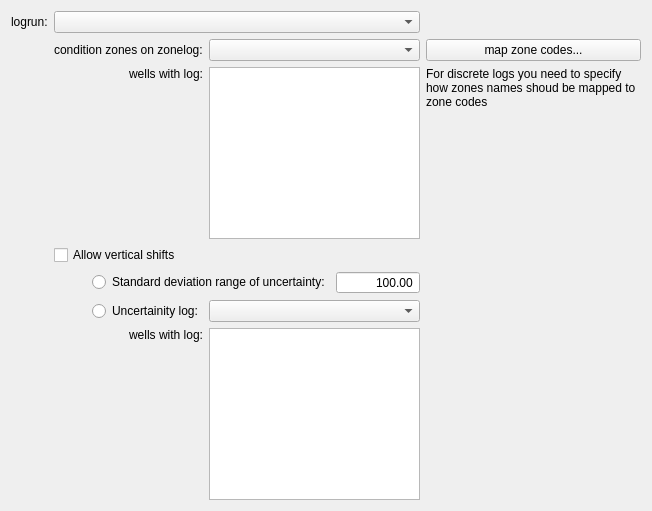
Above: examples/trajlogstab.ui from ordovician/QtUIParser.jl before the change. Below: the same form after it.
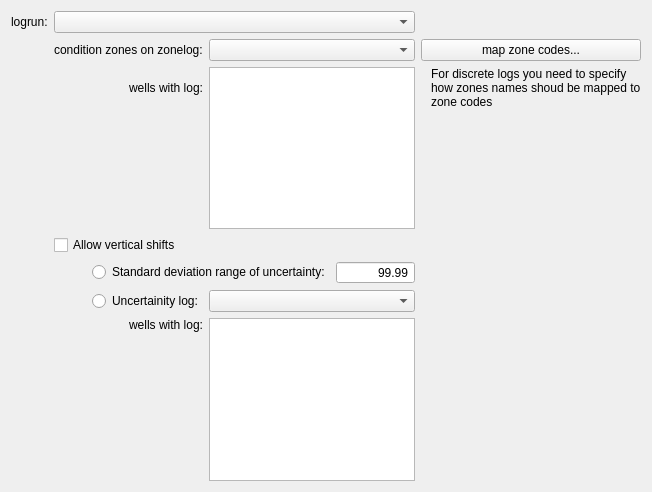
That is the form after the change.

Patch:
```diff
--- a/examples/trajlogstab.ui
+++ b/examples/trajlogstab.ui
@@ -7,7 +7,7 @@
     <x>0</x>
     <y>0</y>
     <width>652</width>
-    <height>511</height>
+        <height>492</height>
    </rect>
   </property>
   <layout class="QGridLayout" name="trajlogs_gridlayout">
@@ -40,11 +40,8 @@
    </item>
    <item row="2" column="6">
     <widget class="QLabel" name="map_zone_label_">
-     <property name="sizePolicy">
-      <sizepolicy hsizetype="Preferred" vsizetype="Preferred">
-       <horstretch>0</horstretch>
-       <verstretch>0</verstretch>
-      </sizepolicy>
+          <property name="text">
+            <string>For discrete logs you need to specify how zones names shoud be mapped to zone codes</string>
      </property>
      <property name="font">
       <font>
@@ -57,39 +54,37 @@
      <property name="textFormat">
       <enum>Qt::PlainText</enum>
      </property>
-     <property name="alignment">
-      <set>Qt::AlignLeading|Qt::AlignLeft|Qt::AlignTop</set>
-     </property>
      <property name="wordWrap">
       <bool>true</bool>
      </property>
-     <property name="margin">
-      <number>0</number>
-     </property>
      <property name="indent">
-      <number>0</number>
+            <number>10</number>
      </property>
     </widget>
    </item>
    <item row="2" column="2">
     <widget class="QLabel" name="wells_with_log_label_">
-     <property name="sizePolicy">
-      <sizepolicy hsizetype="Preferred" vsizetype="Minimum">
-       <horstretch>0</horstretch>
-       <verstretch>0</verstretch>
-      </sizepolicy>
-     </property>
      <property name="text">
       <string>wells with log:</string>
      </property>
-     <property name="textFormat">
-      <enum>Qt::AutoText</enum>
-     </property>
      <property name="alignment">
-      <set>Qt::AlignRight|Qt::AlignTop|Qt::AlignTrailing</set>
+            <set>Qt::AlignRight|Qt::AlignTrailing|Qt::AlignVCenter</set>
      </property>
     </widget>
    </item>
+      <item row="3" column="2">
+        <spacer name="zonelog_spacer">
+          <property name="orientation">
+            <enum>Qt::Vertical</enum>
+          </property>
+          <property name="sizeHint" stdset="0">
+            <size>
+              <width>20</width>
+              <height>40</height>
+            </size>
+          </property>
+        </spacer>
+      </item>
    <item row="1" column="1" colspan="2">
     <widget class="QLabel" name="zonelog_label_">
      <property name="text">
@@ -128,11 +123,14 @@
      <property name="buttonSymbols">
       <enum>QAbstractSpinBox::NoButtons</enum>
      </property>
-     <property name="maximum">
-      <double>1000.000000000000000</double>
+          <property name="minimum">
+            <number>0</number>
      </property>
      <property name="value">
-      <double>100.000000000000000</double>
+            <number>100</number>
+          </property>
+          <property name="maximum">
+            <number>1000</number>
      </property>
     </widget>
    </item>
@@ -145,12 +143,26 @@
       <string>wells with log:</string>
      </property>
      <property name="alignment">
-      <set>Qt::AlignRight|Qt::AlignTop|Qt::AlignTrailing</set>
+            <set>Qt::AlignRight|Qt::AlignTrailing|Qt::AlignVCenter</set>
      </property>
     </widget>
    </item>
-  </layout>
- </widget>
- <resources/>
- <connections/>
+      <item row="8" column="2">
+        <spacer name="uncertlog_spacer">
+          <property name="orientation">
+            <enum>Qt::Vertical</enum>
+          </property>
+          <property name="sizeHint" stdset="0">
+            <size>
+              <width>20</width>
+              <height>40</height>
+            </size>
+          </property>
+        </spacer>
+      </item>
+    </layout>
+  </widget>
+  <customwidgets></customwidgets>
+  <resources></resources>
+  <connections></connections>
 </ui>
```
Left out of the diff: 13 changed lines with no effect on the pictures. Lines whose indentation alone changed are shown as unchanged.
